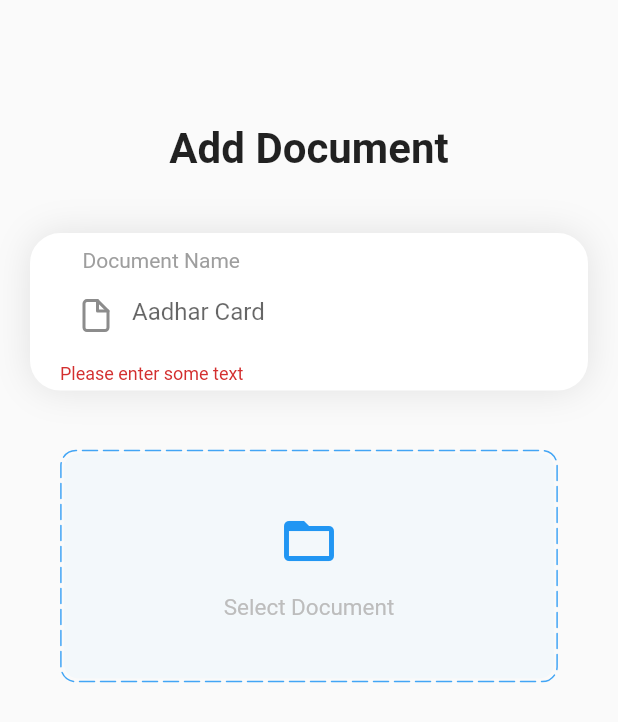
After one commit to Pranavchiku/Document-Wallet-App, a Flutter app: the AddFile screen opened directly, after a tap on "Select Document", on a phone screen of 412 x 824 dp. The commit adds this screen. Shown: the top 722 px of the screen. Run offline on Flutter 3.47's test engine with Material 2 defaults, Android fonts, the light colour scheme and no system bars; drawn by our look-alikes of dotted_border; our stand-ins replace file_picker, firebase_auth, firebase_core, firebase_storage, flutter_feather_icons, flutter_svg and 3 more; missing offline and left inert: flutter_downloader; accounts and stored records are empty.

Commit message:
Major-work-done-add-view-del-documents

```diff
--- /dev/null
+++ b/lib/addFile.dart
@@ -0,0 +1,216 @@
+import 'dart:io';
+import 'dart:typed_data';
+
+import 'package:document_wallet/firebaseapi.dart';
+import 'package:document_wallet/index.dart';
+import 'package:firebase_auth/firebase_auth.dart';
+import 'package:flutter/material.dart';
+import 'package:flutter_feather_icons/flutter_feather_icons.dart';
+import 'package:file_picker/file_picker.dart';
+import 'package:dotted_border/dotted_border.dart';
+import 'package:firebase_storage/firebase_storage.dart';
+import 'package:fluttertoast/fluttertoast.dart';
+import 'package:image_picker/image_picker.dart';
+
+class AddFile extends StatefulWidget {
+  const AddFile({Key? key}) : super(key: key);
+
+  @override
+  State<AddFile> createState() => _AddFileState();
+}
+
+class _AddFileState extends State<AddFile> {
+  final GlobalKey<FormState> _formKey = GlobalKey<FormState>();
+  String? _fileName;
+  double? _progress = 0;
+  // selectFile() async {
+  //   FilePickerResult? file = await FilePicker.platform.pickFiles(
+  //     type: FileType.custom,
+  //     allowedExtensions: ['png', 'jpg', 'jpeg', 'pdf'],
+  //   );
+  //   // loadingController.forward();
+  //   if (file != null) {
+  //     final destination =
+  //         '${FirebaseAuth.instance.currentUser!.displayName}/Aadhar';
+  //     Uint8List? fileBytes = file.files.first.bytes;
+  //     String fileName = file.files.first.name;
+
+  //     await FirebaseStorage.instance.ref(destination).putData(fileBytes!);
+  //   }
+  // }
+  late File _image;
+  bool show = false;
+  selectFile() async {
+    if (_formKey != null && _formKey.currentState!.validate()) {
+      _formKey.currentState!.save();
+      final picker = ImagePicker();
+      final pickedFile = await picker.getImage(source: ImageSource.gallery);
+      setState(() {
+        _image = File(pickedFile!.path);
+      });
+      Reference firebaseStorageRef = FirebaseStorage.instance.ref().child(
+          '${FirebaseAuth.instance.currentUser!.displayName}/${_fileName}');
+      UploadTask uploadTask = firebaseStorageRef.putFile(_image);
+
+      uploadTask.snapshotEvents.listen((event) {
+        setState(() {
+          show = true;
+          _progress =
+              event.bytesTransferred.toDouble() / event.totalBytes.toDouble();
+          print(_progress.toString());
+        });
+        if (event.state == TaskState.success) {
+          _progress = 100;
+          Fluttertoast.showToast(msg: 'File added to the library');
+          Navigator.of(context).pushAndRemoveUntil(
+              MaterialPageRoute(builder: (context) => Index()),
+              (route) => false);
+        }
+      }).onError((error) {
+        // do something to handle error
+      });
+      // var dowurl = await (await uploadTask.onComplete).ref.getDownloadURL();
+      // setState(() {
+      //   _imageURL = dowurl.toString();
+      // });
+
+      // print(_imageURL);
+    }
+  }
+
+  @override
+  Widget build(BuildContext context) {
+    final Size size = MediaQuery.of(context).size;
+    return Scaffold(
+      body: SingleChildScrollView(
+        child: Container(
+          padding: EdgeInsets.only(
+            left: 20,
+            right: 20,
+            bottom: size.height * 0.2,
+            top: size.height * 0.1,
+          ),
+          child: Column(
+            crossAxisAlignment: CrossAxisAlignment.start,
+            children: [
+              Center(
+                child: Text(
+                  "Add Document",
+                  style: TextStyle(
+                    fontSize: 28,
+                    fontWeight: FontWeight.bold,
+                  ),
+                ),
+              ),
+              SizedBox(height: 40),
+              Form(
+                key: _formKey,
+                child: Container(
+                  height: 105,
+                  decoration: BoxDecoration(
+                    color: Color.fromARGB(255, 255, 255, 255),
+                    borderRadius: BorderRadius.circular(20.0),
+                    boxShadow: [
+                      BoxShadow(
+                        blurRadius: 20,
+                        color: Color.fromRGBO(0, 0, 0, 0.1),
+                      )
+                    ],
+                  ),
+                  child: Container(
+                    padding: EdgeInsets.only(
+                      left: 20,
+                      top: 10,
+                    ),
+                    child: Column(
+                      crossAxisAlignment: CrossAxisAlignment.start,
+                      children: [
+                        Container(
+                          padding: EdgeInsets.only(
+                            left: 15,
+                          ),
+                          child: Text(
+                            "Document Name",
+                            style: TextStyle(
+                              color: Colors.grey,
+                              fontSize: 14,
+                            ),
+                          ),
+                        ),
+                        SizedBox(height: 5),
+                        TextFormField(
+                          obscureText: false,
+                          validator: (input) {
+                            if (input != null && input.isEmpty)
+                              return 'Please enter some text';
+                          },
+                          decoration: InputDecoration(
+                            border: InputBorder.none,
+                            hintText: "Aadhar Card",
+                            prefixIcon: Icon(FeatherIcons.file),
+                          ),
+                          onSaved: (input) => _fileName = input!,
+                        ),
+                      ],
+                    ),
+                  ),
+                ),
+              ),
+              SizedBox(height: 20),
+              Container(
+                child: GestureDetector(
+                  onTap: selectFile,
+                  child: Padding(
+                    padding: EdgeInsets.symmetric(
+                      horizontal: size.width / 20,
+                      vertical: 20.0,
+                    ),
+                    child: DottedBorder(
+                      borderType: BorderType.RRect,
+                      radius: Radius.circular(10),
+                      dashPattern: [10, 4],
+                      strokeCap: StrokeCap.round,
+                      color: Colors.blue.shade400,
+                      child: Container(
+                        width: double.infinity,
+                        height: 150,
+                        decoration: BoxDecoration(
+                            color: Colors.blue.shade50.withOpacity(.3),
+                            borderRadius: BorderRadius.circular(10)),
+                        child: Column(
+                          mainAxisAlignment: MainAxisAlignment.center,
+                          children: [
+                            Icon(
+                              Icons.folder_open,
+                              color: Colors.blue,
+                              size: 40,
+                            ),
+                            SizedBox(
+                              height: 15,
+                            ),
+                            Text(
+                              'Select Document',
+                              style: TextStyle(
+                                  fontSize: 15, color: Colors.grey.shade400),
+                            ),
+                          ],
+                        ),
+                      ),
+                    ),
+                  ),
+                ),
+              ),
+              SizedBox(height: 20),
+              (show == false || _progress == 100)
+                  ? Container()
+                  : LinearProgressIndicator(
+                      value: _progress,
+                      color: Colors.red,
+                    ),
+            ],
+          ),
+        ),
+      ),
+    );
+  }
+}
--- a/pubspec.yaml
+++ b/pubspec.yaml
@@ -40,6 +40,11 @@ dependencies:
   google_sign_in: ^5.3.3
   flutter_svg: ^1.0.3
   mailer: ^5.1.1
+  file_picker: ^4.6.1
+  dotted_border: ^2.0.0+2
+  firebase_storage: ^10.2.18
+  fluttertoast: ^8.0.9
+  image_picker: ^0.8.5+3
 
 dev_dependencies:
   flutter_test:
```
Also changed, not shown: lib/firebaseapi.dart (added, +15 -0 lines), lib/index.dart (+127 -10 lines), lib/viewDocument.dart (added, +69 -0 lines), lib/widgets/documentCard.dart (added, +87 -0 lines), lib/widgets/profileCard.dart (added, +100 -0 lines), pubspec.lock.
